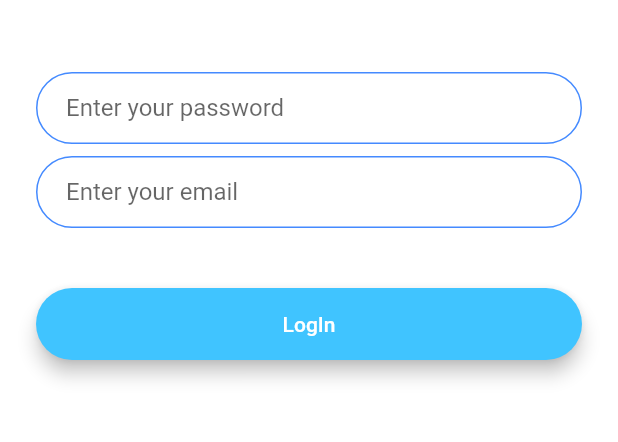
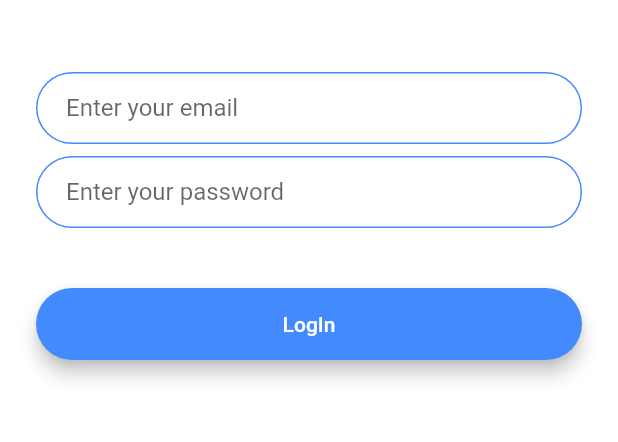
Before and after one commit to yashraj0408/Group-Chat, a Flutter app: the LoginScreen screen opened by its route, on a phone screen of 412 x 824 dp, the part 576-1018 px from its top. Run offline on Flutter 3.47's test engine with Material 2 defaults, Android fonts, the light colour scheme and no system bars; our stand-ins replace animated_text_kit, firebase_auth, firebase_core; accounts and stored records are empty.

Commit message:
added login and register functionality

```diff
--- a/lib/components/rounded_button.dart
+++ b/lib/components/rounded_button.dart
@@ -3,8 +3,14 @@ import 'package:flutter/material.dart';
 class RoundedButton extends StatelessWidget {
   Color color;
   String buttonText;
-  String nextRoute;
-  RoundedButton(this.color, this.buttonText, this.nextRoute);
+  // String nextRoute;
+  final Function()? onPressed;
+
+  RoundedButton({
+    this.color = Colors.blue,
+    required this.buttonText,
+    this.onPressed,
+  });
 
   @override
   Widget build(BuildContext context) {
@@ -15,10 +21,7 @@ class RoundedButton extends StatelessWidget {
         borderRadius: BorderRadius.circular(30.0),
         elevation: 5.0,
         child: MaterialButton(
-          onPressed: () {
-            //Go to registration screen.
-            Navigator.pushNamed(context, nextRoute);
-          },
+          onPressed: onPressed,
           minWidth: 200.0,
           height: 42.0,
           child: Text(
--- a/lib/screens/login_screen.dart
+++ b/lib/screens/login_screen.dart
@@ -1,6 +1,7 @@
 import 'package:flutter/material.dart';
 import 'package:group_chat/components/rounded_button.dart';
 import 'package:group_chat/constants.dart';
+import 'package:firebase_auth/firebase_auth.dart';
 
 class LoginScreen extends StatefulWidget {
   @override
@@ -8,6 +9,10 @@ class LoginScreen extends StatefulWidget {
 }
 
 class _LoginScreenState extends State<LoginScreen> {
+  late String email;
+  late String password;
+  final _auth = FirebaseAuth.instance;
+
   @override
   Widget build(BuildContext context) {
     return Scaffold(
@@ -29,26 +34,42 @@ class _LoginScreenState extends State<LoginScreen> {
               height: 48.0,
             ),
             TextField(
+              keyboardType: TextInputType.emailAddress,
               onChanged: (value) {
-                //Do something with the user input.
+                email = value;
+              },
+              decoration:
+                  kInputTextDecoration.copyWith(hintText: 'Enter your email'),
+            ),
+            SizedBox(
+              height: 8.0,
+            ),
+            TextField(
+              obscureText: true,
+              onChanged: (value) {
+                password = value;
               },
               decoration: kInputTextDecoration.copyWith(
                   hintText: 'Enter your password'),
             ),
             SizedBox(
-              height: 8.0,
-            ),
-            TextField(
-              onChanged: (value) {
-                //Do something with the user input.
-              },
-              decoration:
-                  kInputTextDecoration.copyWith(hintText: 'Enter your email'),
-            ),
-            SizedBox(
               height: 24.0,
             ),
-            RoundedButton(Colors.lightBlueAccent, 'LogIn', '/chat'),
+            RoundedButton(
+              color: Colors.blueAccent,
+              buttonText: 'LogIn',
+              onPressed: () async {
+                try {
+                  final user = await _auth.signInWithEmailAndPassword(
+                      email: email, password: password);
+                  if (user != null) {
+                    Navigator.pushNamed(context, '/chat');
+                  }
+                } catch (e) {
+                  print(e);
+                }
+              },
+            ),
           ],
         ),
       ),
```
Also changed, not shown: lib/main.dart (+7 -1 lines), lib/screens/chat_screen.dart (+23 -0 lines), lib/screens/registration_screen.dart (+26 -3 lines), lib/screens/welcome_screen.dart (+12 -2 lines).
